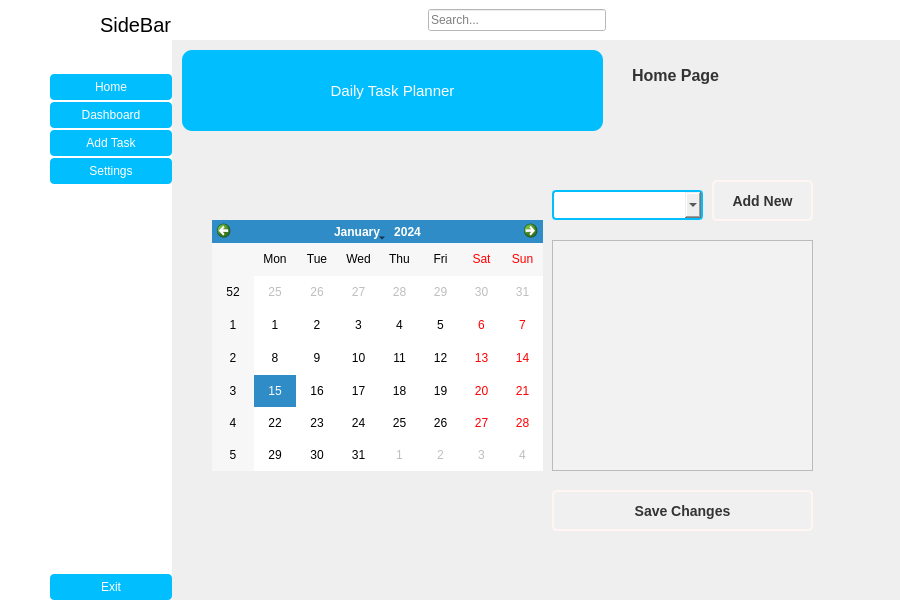
SafiyeNurOnder/todo_list, file sidebar.ui: the form before one commit.
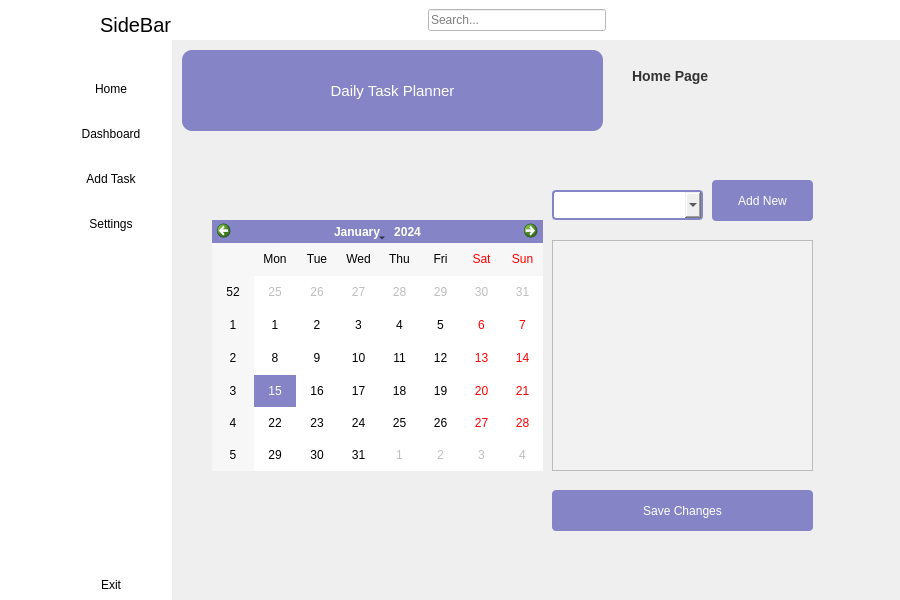
The form after the commit. The open tabs and pages were chosen to show the change. Icons and pictures are not drawn.

```diff
--- a/sidebar.ui
+++ b/sidebar.ui
@@ -105,7 +105,7 @@
        <item>
         <layout class="QVBoxLayout" name="verticalLayout">
          <property name="spacing">
-          <number>10</number>
+          <number>15</number>
          </property>
          <property name="topMargin">
           <number>15</number>
@@ -409,7 +409,7 @@
         <widget class="QStackedWidget" name="stackedWidget">
          <property name="styleSheet">
           <string notr="true">QPushButton {
-    background-color: #01BFFF;
+    background-color: #8484c6;
     color: white;
     border: none;
     border-radius: 4px;
@@ -417,7 +417,7 @@
 }
 
 QLineEdit {
-    border: 2px solid #01BFFF;
+    border: 2px solid #8484c6;
     border-radius: 4px;
     padding: 8px;
 }
@@ -428,20 +428,26 @@
 
 QLabel {
     color: #333333; /* Metin rengi */
-    font-size: 16px; /* Font boyutu */
+    font-size: 14px; /* Font boyutu */
     font-weight: bold; /* Kalın font */
 }
 
 QComboBox {
-    border: 2px solid #01BFFF;
+    border: 2px solid #8484c6;
     border-radius: 4px;
     padding: 6px 12px; /* Combobox yüksekliği ve genişliği */
 }
 
 QDateEdit {
-    border: 2px solid #01BFFF;
+    border: 2px solid #8484c6;
     border-radius: 4px;
     padding: 6px 12px; /* DateEdit yüksekliği ve genişliği */
+}
+
+QPushButton:pressed {
+    background-color: #ffaa00; 
+    border-color: #d0d0d0; 
+    border-style: inset;
 }</string>
          </property>
          <property name="currentIndex">
@@ -480,7 +486,7 @@
            <property name="styleSheet">
             <string notr="true">border-radius: 10px;
 font-size: 24px;
-background: #01BFFF;
+background: #8484c6;
 Color: white;
 font: 11pt;</string>
            </property>
@@ -510,7 +516,13 @@
              </rect>
             </property>
             <property name="styleSheet">
-             <string notr="true"/>
+             <string notr="true">QCalendarWidget QWidget#qt_calendar_navigationbar {
+    background-color: #8484c6;
+}
+
+QCalendarWidget QTableView {
+    selection-background-color: #8484c6;
+}</string>
             </property>
            </widget>
            <widget class="QListWidget" name="listWidget">
@@ -533,27 +545,7 @@
              </rect>
             </property>
             <property name="styleSheet">
-             <string notr="true">QPushButton {
-    font-family: Arial;
-    font-size: 14px;
-    font-weight: bold;
-    color: #333; 
-    background-color: #f0f0f0; 
-    border: 2px solid #fff6f4; 
-    border-radius: 5px;
-    padding: 8px 16px;
-}
-
-QPushButton:hover {
-    background-color: #e0e0e0; 
-    border-color: #e0e0e0; 
-}
-
-QPushButton:pressed {
-    background-color: #d0d0d0; 
-    border-color: #d0d0d0; 
-    border-style: inset;
-}</string>
+             <string notr="true"/>
             </property>
             <property name="text">
              <string>Save Changes</string>
@@ -569,27 +561,7 @@
              </rect>
             </property>
             <property name="styleSheet">
-             <string notr="true">QPushButton {
-    font-family: Arial;
-    font-size: 14px;
-    font-weight: bold;
-    color: #333; 
-    background-color: #f0f0f0; 
-    border: 2px solid #fff6f4; 
-    border-radius: 5px;
-    padding: 8px 16px;
-}
-
-QPushButton:hover {
-    background-color: #e0e0e0; 
-    border-color: #e0e0e0; 
-}
-
-QPushButton:pressed {
-    background-color: #d0d0d0; 
-    border-color: #d0d0d0; 
-    border-style: inset;
-}</string>
+             <string notr="true"/>
             </property>
             <property name="text">
              <string>Add New</string>
@@ -1342,15 +1314,18 @@
       <property name="styleSheet">
        <string notr="true">QWidget{
 	background-color:rgb(255,255,255);
-	color: black;
 }
 
 QPushButton {
-    background-color: #01BFFF;
-    color: white;
-    border: none;
-    border-radius: 4px;
-    padding: 6px 12px;
+	border:none;
+	height:30px;
+	border-radius:10px;
+}
+
+QPushButton:checked{
+	background-color: rgb(218,218,218);
+	color: black;
+	font-weight:bold;
 }
 </string>
       </property>
@@ -1417,7 +1392,7 @@
        <item>
         <layout class="QVBoxLayout" name="verticalLayout_2">
          <property name="spacing">
-          <number>2</number>
+          <number>15</number>
          </property>
          <property name="leftMargin">
           <number>0</number>
@@ -1437,8 +1412,8 @@
            </property>
            <property name="iconSize">
             <size>
-             <width>14</width>
-             <height>14</height>
+             <width>15</width>
+             <height>15</height>
             </size>
            </property>
            <property name="checkable">
@@ -1461,8 +1436,8 @@
            </property>
            <property name="iconSize">
             <size>
-             <width>14</width>
-             <height>14</height>
+             <width>15</width>
+             <height>15</height>
             </size>
            </property>
            <property name="checkable">
@@ -1485,8 +1460,8 @@
            </property>
            <property name="iconSize">
             <size>
-             <width>14</width>
-             <height>14</height>
+             <width>15</width>
+             <height>15</height>
             </size>
            </property>
            <property name="checkable">
@@ -1509,8 +1484,8 @@
            </property>
            <property name="iconSize">
             <size>
-             <width>14</width>
-             <height>14</height>
+             <width>15</width>
+             <height>15</height>
             </size>
            </property>
            <property name="checkable">
```
Left out of the diff: 136 changed lines with no effect on the pictures.
